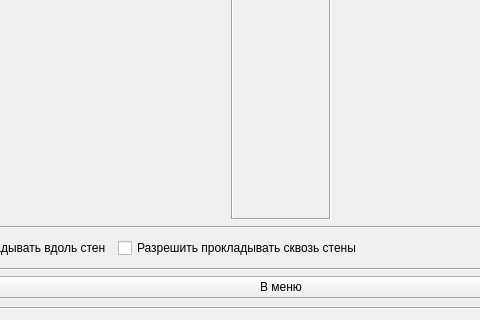
Qt form planningwindow.ui (bondarev-al/PPCofCLinB) before a commit; both pictures show x 92 to 572 and y 214 to 534 of the 746 by 534 pixel window.
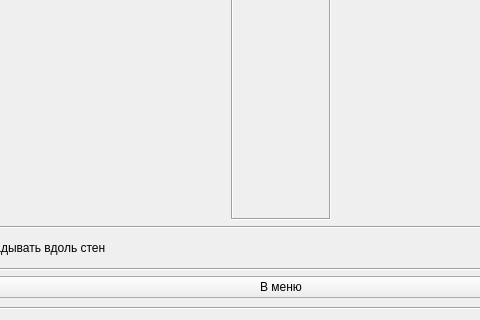
The same form after that commit. Icons and pictures are not drawn.

Commit message: Добавлена функция поиска ближайшей стены и функция поиска ближайшего коммутатора

The edit to the form file:
```diff
--- a/planningwindow.ui
+++ b/planningwindow.ui
@@ -110,13 +110,6 @@
            </property>
           </widget>
          </item>
-         <item>
-          <widget class="QCheckBox" name="through_walls_but">
-           <property name="text">
-            <string>Разрешить прокладывать сквозь стены</string>
-           </property>
-          </widget>
-         </item>
          <item>
           <spacer name="horizontalSpacer">
            <property name="orientation">
```
The commit also changes 5 other files.
